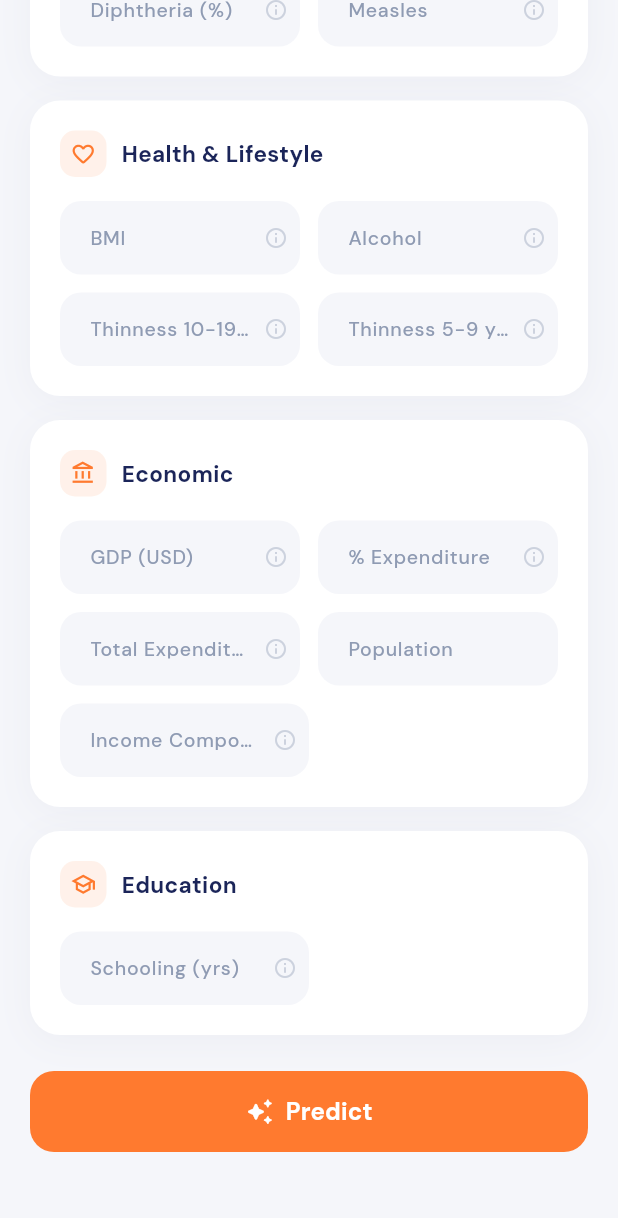
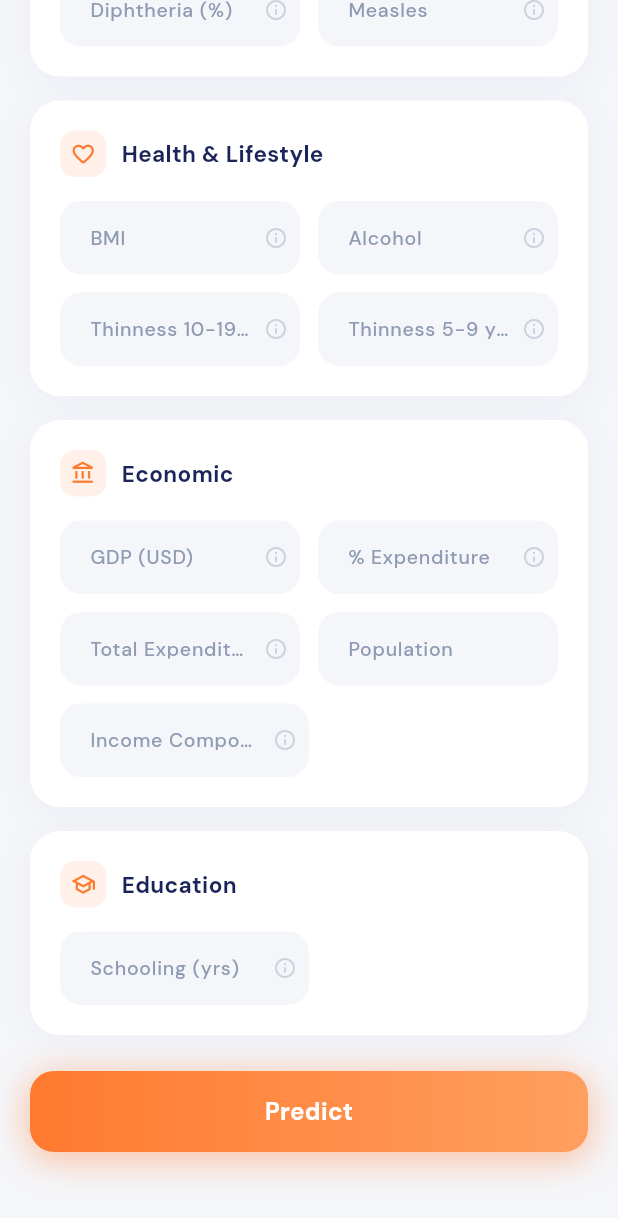
Before and after one commit to Eddydev-ALU/linear_regression_model, a Flutter app: the screen it shows after launch, scrolled down 727 dp, on a phone screen of 412 x 824 dp. Shown: the top 1218 px of the screen. Run offline on Flutter 3.47's test engine with Material 3 defaults, Android fonts, the phone set to English and light mode, and no system bars; our stand-ins replace google_fonts.

Commit message:
some redesigning on the app

```diff
--- a/summative/FlutterApp/life_expectancy_predictor/lib/prediction_page.dart
+++ b/summative/FlutterApp/life_expectancy_predictor/lib/prediction_page.dart
@@ -17,7 +17,7 @@ class PredictionPage extends StatefulWidget {
 }
 
 class _PredictionPageState extends State<PredictionPage>
-    with SingleTickerProviderStateMixin {
+    with TickerProviderStateMixin {
   final _formKey = GlobalKey<FormState>();
   final Map<String, TextEditingController> _controllers = {};
   final Map<String, FocusNode> _focusNodes = {};
@@ -28,9 +28,19 @@ class _PredictionPageState extends State<PredictionPage>
   double? _prediction;
   String? _errorMessage;
   String? _focusedFieldKey;
+  bool _buttonPressed = false;
 
   late AnimationController _resultAnimCtrl;
   late Animation<double> _resultFadeIn;
+
+  late AnimationController _pageAnimCtrl;
+  late Animation<double> _headerFade;
+  late Animation<Offset> _headerSlide;
+  late Animation<double> _bodyFade;
+  late Animation<Offset> _bodySlide;
+
+  late AnimationController _buttonPulseCtrl;
+  late Animation<double> _buttonPulse;
 
   // ── Design tokens ──────────────────────────────────────────────────────
   static const _orange = Color(0xFFFF7A2F);
@@ -64,6 +74,45 @@ class _PredictionPageState extends State<PredictionPage>
       parent: _resultAnimCtrl,
       curve: Curves.easeOut,
     );
+
+    // Page entrance animation
+    _pageAnimCtrl = AnimationController(
+      vsync: this,
+      duration: const Duration(milliseconds: 750),
+    );
+    _headerFade = CurvedAnimation(
+      parent: _pageAnimCtrl,
+      curve: const Interval(0.0, 0.6, curve: Curves.easeOut),
+    );
+    _headerSlide = Tween<Offset>(
+      begin: const Offset(0, -0.06),
+      end: Offset.zero,
+    ).animate(CurvedAnimation(
+      parent: _pageAnimCtrl,
+      curve: const Interval(0.0, 0.6, curve: Curves.easeOut),
+    ));
+    _bodyFade = CurvedAnimation(
+      parent: _pageAnimCtrl,
+      curve: const Interval(0.25, 1.0, curve: Curves.easeOut),
+    );
+    _bodySlide = Tween<Offset>(
+      begin: const Offset(0, 0.05),
+      end: Offset.zero,
+    ).animate(CurvedAnimation(
+      parent: _pageAnimCtrl,
+      curve: const Interval(0.25, 1.0, curve: Curves.easeOut),
+    ));
+    _pageAnimCtrl.forward();
+
+    // Predict button glow pulse
+    _buttonPulseCtrl = AnimationController(
+      vsync: this,
+      duration: const Duration(milliseconds: 1600),
+    )..repeat(reverse: true);
+    _buttonPulse = CurvedAnimation(
+      parent: _buttonPulseCtrl,
+      curve: Curves.easeInOut,
+    );
   }
 
   @override
@@ -75,6 +124,8 @@ class _PredictionPageState extends State<PredictionPage>
       n.dispose();
     }
     _resultAnimCtrl.dispose();
+    _pageAnimCtrl.dispose();
+    _buttonPulseCtrl.dispose();
     _scrollController.dispose();
     super.dispose();
   }
@@ -213,18 +264,32 @@ class _PredictionPageState extends State<PredictionPage>
             controller: _scrollController,
             physics: const BouncingScrollPhysics(),
             slivers: [
-              SliverToBoxAdapter(child: _buildHeader()),
+              SliverToBoxAdapter(
+                child: FadeTransition(
+                  opacity: _headerFade,
+                  child: SlideTransition(
+                    position: _headerSlide,
+                    child: _buildHeader(),
+                  ),
+                ),
+              ),
               SliverPadding(
                 padding: const EdgeInsets.symmetric(horizontal: 20),
                 sliver: SliverList(
                   delegate: SliverChildListDelegate([
-                    Form(
+                    FadeTransition(
+                      opacity: _bodyFade,
+                      child: SlideTransition(
+                        position: _bodySlide,
+                        child: Form(
                           key: _formKey,
                           child: Column(
                             children: [
                               for (final entry in _grouped.entries)
                                 _buildSectionCard(entry.key, entry.value),
                             ],
+                          ),
+                        ),
                       ),
                     ),
                     const SizedBox(height: 8),
@@ -602,20 +667,49 @@ class _PredictionPageState extends State<PredictionPage>
 
   // ── Predict Button ─────────────────────────────────────────────────────
   Widget _buildPredictButton() {
-    return SizedBox(
+    return AnimatedScale(
+      scale: _buttonPressed ? 0.96 : 1.0,
+      duration: const Duration(milliseconds: 100),
+      curve: Curves.easeOut,
+      child: AnimatedBuilder(
+        animation: _buttonPulse,
+        builder: (context, _) {
+          final pulse = _isLoading ? 0.0 : _buttonPulse.value;
+          return Container(
             width: double.infinity,
             height: 54,
-      child: ElevatedButton(
-        onPressed: _isLoading ? null : _submit,
-        style: ElevatedButton.styleFrom(
-          backgroundColor: _orange,
-          foregroundColor: Colors.white,
-          disabledBackgroundColor: _orange.withOpacity(0.5),
-          elevation: 0,
-          shape: RoundedRectangleBorder(
+            decoration: BoxDecoration(
+              gradient: const LinearGradient(
+                colors: [_orange, Color(0xFFFF9F5F)],
+              ),
               borderRadius: BorderRadius.circular(16),
+              boxShadow: [
+                BoxShadow(
+                  color: _orange.withOpacity(0.25 + pulse * 0.28),
+                  blurRadius: 10 + pulse * 14,
+                  offset: const Offset(0, 4),
+                  spreadRadius: pulse * 2,
                 ),
+              ],
             ),
+            child: Material(
+              color: Colors.transparent,
+              borderRadius: BorderRadius.circular(16),
+              child: InkWell(
+                borderRadius: BorderRadius.circular(16),
+                splashColor: Colors.white.withOpacity(0.18),
+                highlightColor: Colors.white.withOpacity(0.06),
+                onTap: _isLoading ? null : _submit,
+                onTapDown: _isLoading
+                    ? null
+                    : (_) => setState(() => _buttonPressed = true),
+                onTapUp: _isLoading
+                    ? null
+                    : (_) => setState(() => _buttonPressed = false),
+                onTapCancel: _isLoading
+                    ? null
+                    : () => setState(() => _buttonPressed = false),
+                child: Center(
                   child: _isLoading
                       ? const SizedBox(
                           width: 22,
@@ -625,20 +719,19 @@ class _PredictionPageState extends State<PredictionPage>
                             strokeWidth: 2.5,
                           ),
                         )
-            : Row(
-                mainAxisAlignment: MainAxisAlignment.center,
-                children: [
-                  const Icon(Icons.auto_awesome_rounded, size: 19),
-                  const SizedBox(width: 8),
-                  Text(
+                      : Text(
                           'Predict',
                           style: GoogleFonts.dmSans(
                             fontSize: 16,
                             fontWeight: FontWeight.w700,
+                            color: Colors.white,
                           ),
                         ),
-                ],
                 ),
+              ),
+            ),
+          );
+        },
       ),
     );
   }
```
Lines whose indentation alone changed are shown as unchanged.
